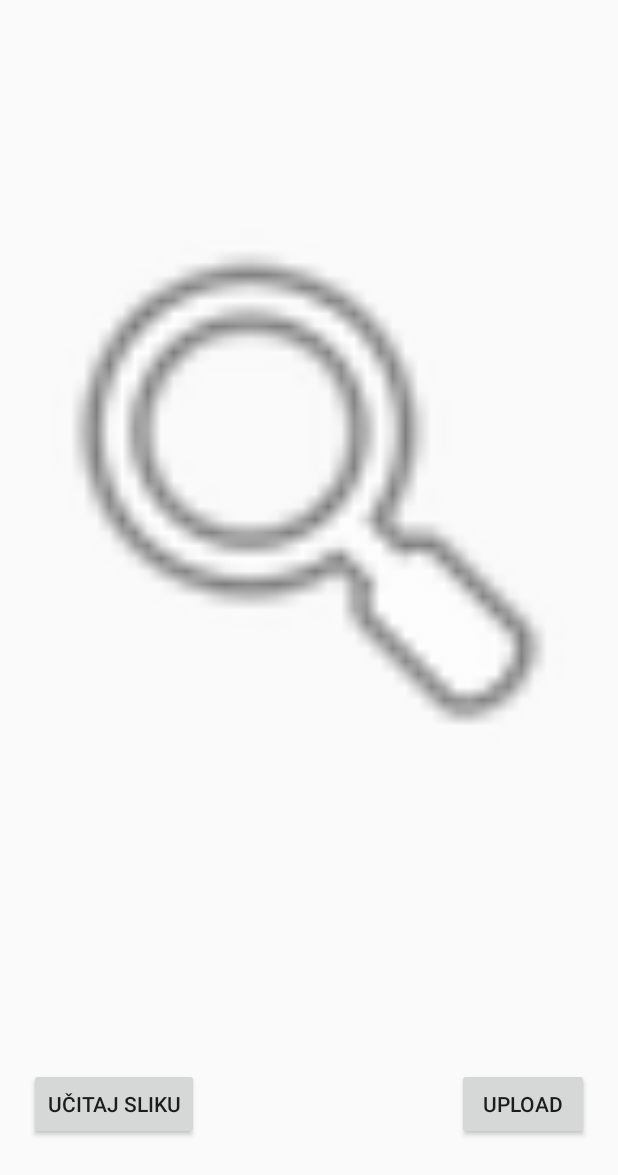
After one commit to jovanmhn/Revizija, an Android app: the UploadActivity screen opened directly, with no data from a screen before it, on a phone screen of 412 x 824 dp. The commit adds this screen. Shown: the top 1175 px of the screen. Run offline under Robolectric (Android 15) with nearby library versions, the phone set to English and light mode, and no system bars.

Commit message:
C# master race

```diff
--- a/app/src/main/AndroidManifest.xml
+++ b/app/src/main/AndroidManifest.xml
@@ -3,6 +3,7 @@
     xmlns:tools="http://schemas.android.com/tools"
     package="com.example.revizija">
     <uses-permission android:name="android.permission.INTERNET"/>
+    <uses-permission android:name="android.permission.READ_EXTERNAL_STORAGE"/>
     <application
         android:allowBackup="true"
         android:icon="@drawable/login"
@@ -31,6 +32,11 @@
             android:name=".Activities.KnjigeActivity"
             android:theme="@style/AppTheme.NoActionBar">
         </activity>
+        <activity
+            android:name=".Activities.UploadActivity"
+            android:theme="@style/AppTheme.NoActionBar">
+
+        </activity>
     </application>
 
 </manifest>
--- /dev/null
+++ b/app/src/main/res/layout/activity_upload.xml
@@ -0,0 +1,42 @@
+<?xml version="1.0" encoding="utf-8"?>
+<androidx.constraintlayout.widget.ConstraintLayout xmlns:android="http://schemas.android.com/apk/res/android"
+    xmlns:app="http://schemas.android.com/apk/res-auto"
+    xmlns:tools="http://schemas.android.com/tools"
+    android:layout_width="match_parent"
+    android:layout_height="match_parent">
+
+    <ImageView
+        android:id="@+id/imageViewUpload"
+        android:layout_width="0dp"
+        android:layout_height="650dp"
+        android:scaleType="fitCenter"
+        app:layout_constraintEnd_toEndOf="parent"
+        app:layout_constraintHorizontal_bias="0.0"
+        app:layout_constraintStart_toStartOf="parent"
+        app:layout_constraintTop_toTopOf="parent"
+        app:srcCompat="@android:drawable/ic_menu_search" />
+
+    <Button
+        android:id="@+id/buttonLoad"
+        android:layout_width="wrap_content"
+        android:layout_height="wrap_content"
+        android:layout_marginStart="19dp"
+        android:layout_marginTop="11dp"
+        android:layout_marginBottom="14dp"
+        android:text="Učitaj sliku"
+        app:layout_constraintBottom_toBottomOf="parent"
+        app:layout_constraintStart_toStartOf="parent"
+        app:layout_constraintTop_toBottomOf="@+id/imageViewUpload" />
+
+    <Button
+        android:id="@+id/buttonUpload"
+        android:layout_width="wrap_content"
+        android:layout_height="wrap_content"
+        android:layout_marginTop="11dp"
+        android:layout_marginEnd="19dp"
+        android:layout_marginBottom="14dp"
+        android:text="Upload"
+        app:layout_constraintBottom_toBottomOf="parent"
+        app:layout_constraintEnd_toEndOf="parent"
+        app:layout_constraintTop_toBottomOf="@+id/imageViewUpload" />
+</androidx.constraintlayout.widget.ConstraintLayout>
```
Also changed, not shown: app/src/main/java/com/example/revizija/Activities/KnjigeActivity.java (+19 -2 lines), app/src/main/java/com/example/revizija/Activities/UploadActivity.java (added, +158 -0 lines), app/src/main/java/com/example/revizija/Classes/API.java (+88 -0 lines), app/src/main/res/layout/activity_knjige.xml (added, +36 -0 lines).
